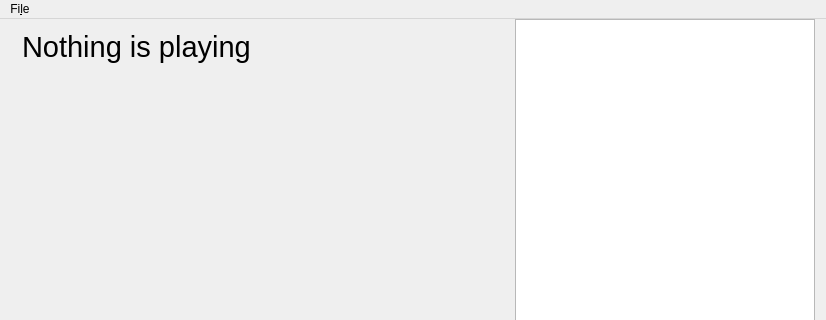
Qt form mainwindow.ui (kaylinDevelopment/themedia) before a commit; both pictures show x 0 to 826 and y 0 to 320 of the 826 by 584 pixel window.
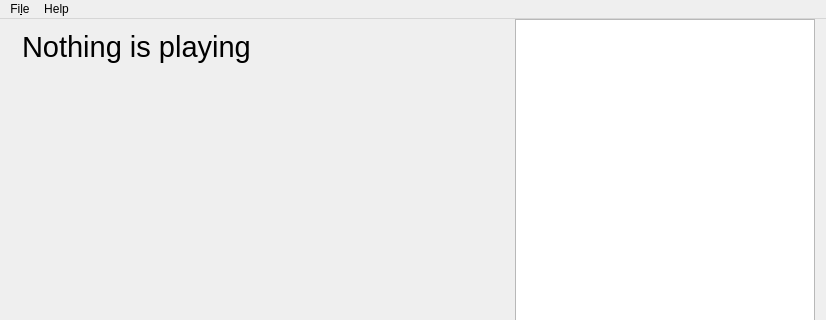
The same form after that commit. Icons and pictures are not drawn. Custom widgets are drawn as their Qt base class.

Patch:
```diff
--- a/mainwindow.ui
+++ b/mainwindow.ui
@@ -520,7 +520,14 @@
     <addaction name="separator"/>
     <addaction name="actionExit"/>
    </widget>
+   <widget class="QMenu" name="menuHelp">
+    <property name="title">
+     <string>Help</string>
+    </property>
+    <addaction name="actionAbout"/>
+   </widget>
    <addaction name="menuFile"/>
+   <addaction name="menuHelp"/>
   </widget>
   <action name="actionExit">
    <property name="icon">
```
Left out of the diff: 58 changed lines with no effect on the pictures.
